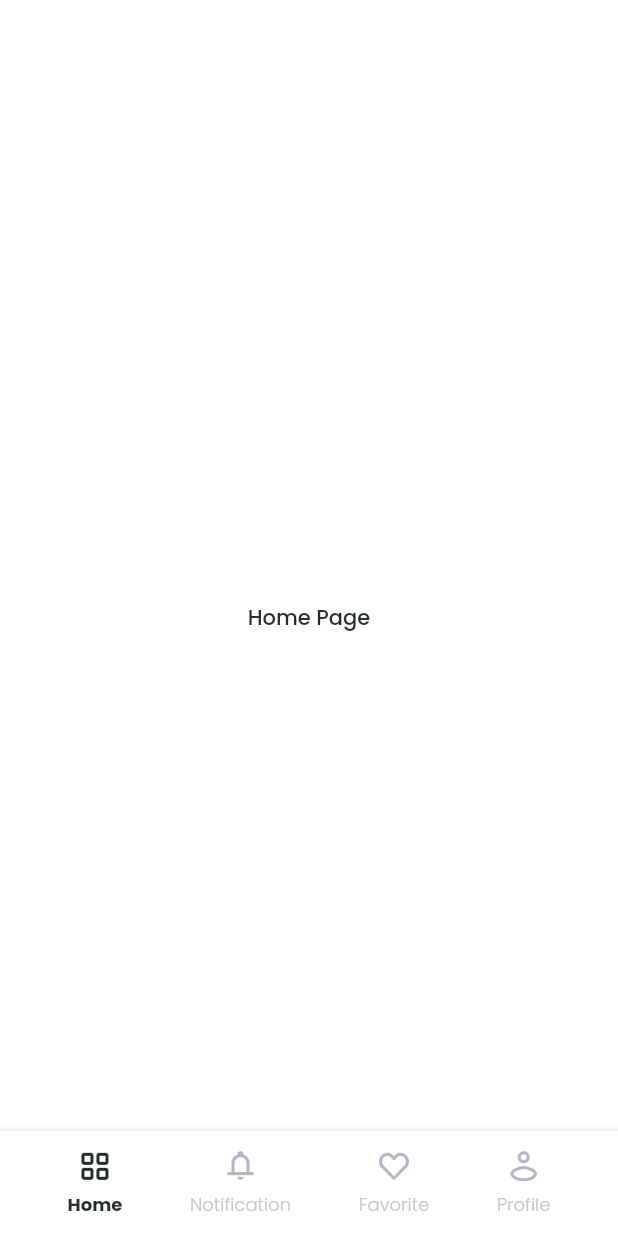
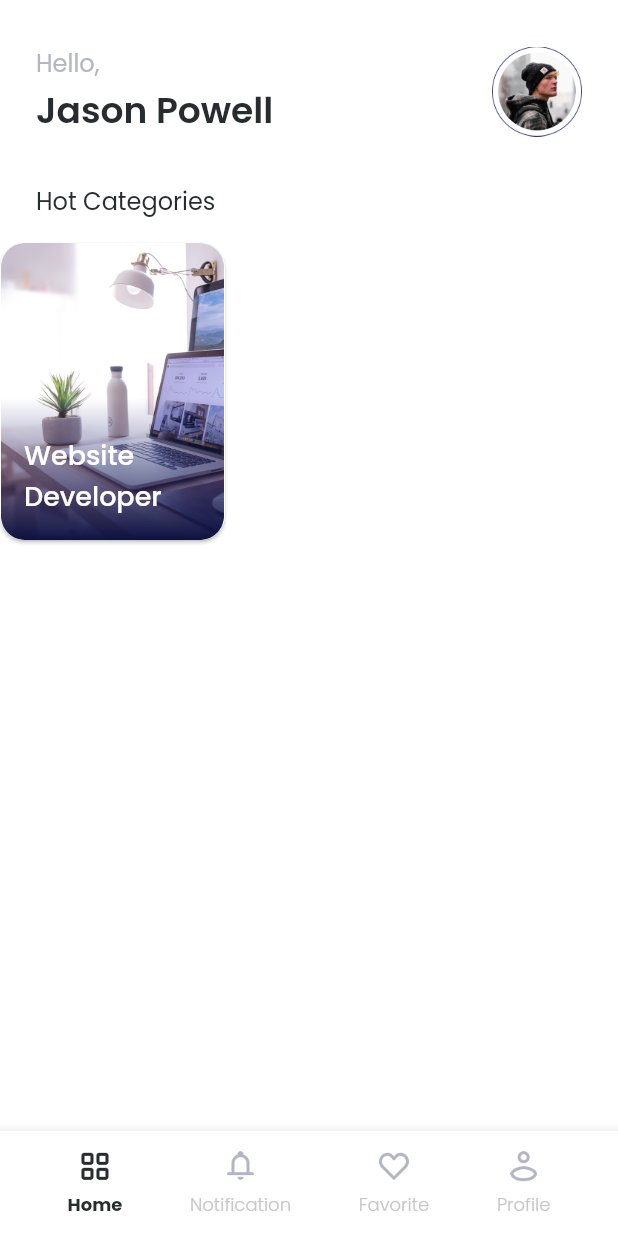
Before and after one commit to fathulaziss/findjob, a Flutter app: the PageMain screen opened directly, on a phone screen of 412 x 824 dp. Run offline on Flutter 3.47's test engine with Material 2 defaults, Android fonts, the phone set to English and light mode, and no system bars; our stand-ins replace get, google_fonts.

Commit message:
add card categories

```diff
--- a/lib/shared/assets.dart
+++ b/lib/shared/assets.dart
@@ -13,4 +13,12 @@ class Assets {
   static String iconLikeInActive = 'assets/icons/icon_like_inactive.png';
   static String iconProfileActive = 'assets/icons/icon_profile_active.png';
   static String iconProfileInActive = 'assets/icons/icon_profile_inactive.png';
+  static String imageCategory1 = 'assets/images/image_category1.png';
+  static String imageCategory2 = 'assets/images/image_category2.png';
+  static String imageCategory3 = 'assets/images/image_category3.png';
+  static String imageCategory4 = 'assets/images/image_category4.png';
+  static String imageCategory5 = 'assets/images/image_category5.png';
+  static String logoGoogle = 'assets/logos/logo_google.png';
+  static String logoInstagram = 'assets/logos/logo_instagram.png';
+  static String logoFacebook = 'assets/logos/logo_facebook.png';
 }
--- a/lib/shared/styles.dart
+++ b/lib/shared/styles.dart
@@ -27,6 +27,7 @@ class FontSizes {
   static double get s12 => 12 * scale;
   static double get s14 => 14 * scale;
   static double get s16 => 16 * scale;
+  static double get s18 => 18 * scale;
   static double get s20 => 20 * scale;
   static double get s24 => 24 * scale;
   static double get s32 => 32 * scale;
@@ -222,23 +223,23 @@ class TextStyles {
       fontSize: FontSizes.s14);
 
   static TextStyle greyLight = GoogleFonts.poppins().copyWith(
-      color: AppColors.blackColor,
+      color: AppColors.greyColor,
       fontWeight: FontWeight.w300,
       fontSize: FontSizes.s14);
   static TextStyle greyNormal = GoogleFonts.poppins().copyWith(
-      color: AppColors.blackColor,
+      color: AppColors.greyColor,
       fontWeight: FontWeight.w400,
       fontSize: FontSizes.s14);
   static TextStyle greyMedium = GoogleFonts.poppins().copyWith(
-      color: AppColors.blackColor,
+      color: AppColors.greyColor,
       fontWeight: FontWeight.w500,
       fontSize: FontSizes.s14);
   static TextStyle greySemiBold = GoogleFonts.poppins().copyWith(
-      color: AppColors.blackColor,
+      color: AppColors.greyColor,
       fontWeight: FontWeight.w600,
       fontSize: FontSizes.s14);
   static TextStyle greyBold = GoogleFonts.poppins().copyWith(
-      color: AppColors.blackColor,
+      color: AppColors.greyColor,
       fontWeight: FontWeight.w700,
       fontSize: FontSizes.s14);
 }
--- a/lib/ui/pages/logged/page_home.dart
+++ b/lib/ui/pages/logged/page_home.dart
@@ -1,4 +1,6 @@
+import 'package:findjob/shared/assets.dart';
 import 'package:findjob/shared/styles.dart';
+import 'package:findjob/ui/widgets/card_categories.dart';
 import 'package:flutter/material.dart';
 
 class PageHome extends StatelessWidget {
@@ -6,10 +8,55 @@ class PageHome extends StatelessWidget {
 
   @override
   Widget build(BuildContext context) {
-    return Container(
-      color: Colors.white,
-      child: Center(
-        child: Text("Home Page", style: TextStyles.blackMedium),
+    return SingleChildScrollView(
+      scrollDirection: Axis.vertical,
+      child: Column(
+        children: [
+          buildProfile(),
+          Container(
+            width: double.infinity,
+            child: Column(
+              crossAxisAlignment: CrossAxisAlignment.start,
+              children: [
+                Padding(
+                  padding: EdgeInsets.fromLTRB(
+                      Insets.med * 2, 0, Insets.med * 2, Insets.lg),
+                  child: Text('Hot Categories',
+                      style: TextStyles.blackNormal
+                          .copyWith(fontSize: FontSizes.s16)),
+                ),
+                CardCategories(
+                    title: 'Website\nDeveloper', image: Assets.imageCategory1)
+              ],
+            ),
+          )
+        ],
+      ),
+    );
+  }
+
+  Widget buildProfile() {
+    return Padding(
+      padding: EdgeInsets.symmetric(
+          horizontal: Insets.med * 2, vertical: Insets.xl * 1.5),
+      child: Row(
+        children: [
+          Expanded(
+            child: Column(
+              crossAxisAlignment: CrossAxisAlignment.start,
+              children: [
+                Text('Hello,',
+                    style: TextStyles.greyNormal
+                        .copyWith(fontSize: FontSizes.s16)),
+                verticalSpace(Insets.xs / 2),
+                Text('Jason Powell',
+                    style: TextStyles.blackSemiBold
+                        .copyWith(fontSize: FontSizes.s24))
+              ],
+            ),
+          ),
+          Image.asset(Assets.userDefault, width: IconSizes.xxl)
+        ],
       ),
     );
   }
--- /dev/null
+++ b/lib/ui/widgets/card_categories.dart
@@ -0,0 +1,42 @@
+import 'package:findjob/shared/styles.dart';
+import 'package:flutter/material.dart';
+
+class CardCategories extends StatelessWidget {
+  final String title;
+  final String image;
+  final double elevation;
+  final EdgeInsets margin;
+
+  const CardCategories({
+    required this.title,
+    required this.image,
+    this.elevation = 1,
+    this.margin = EdgeInsets.zero,
+    Key? key,
+  }) : super(key: key);
+
+  @override
+  Widget build(BuildContext context) {
+    return Card(
+      margin: margin,
+      shape: RoundedRectangleBorder(
+        borderRadius: BorderRadius.circular(Corners.xl),
+        side: BorderSide.none,
+      ),
+      elevation: elevation,
+      child: Container(
+        width: IconSizes.xxl * 2.5,
+        height: IconSizes.xxl * 3.3,
+        decoration: BoxDecoration(
+            borderRadius: BorderRadius.circular(Corners.xl),
+            image: DecorationImage(image: AssetImage(image))),
+        alignment: Alignment.bottomLeft,
+        child: Padding(
+          padding: EdgeInsets.only(left: Insets.lg, bottom: Insets.lg),
+          child: Text(title,
+              style: TextStyles.whiteMedium.copyWith(fontSize: FontSizes.s18)),
+        ),
+      ),
+    );
+  }
+}
--- a/pubspec.yaml
+++ b/pubspec.yaml
@@ -44,6 +44,7 @@ flutter:
   assets:
     - assets/images/
     - assets/icons/
+    - assets/logos/
   # An image asset can refer to one or more resolution-specific "variants", see
   # https://flutter.dev/assets-and-images/#resolution-aware.
   # For details regarding adding assets from package dependencies, see
```
Also changed, not shown: assets/images/image_category1.png (added), assets/images/image_category2.png (added), assets/images/image_category3.png (added), assets/images/image_category4.png (added), assets/images/image_category5.png (added), assets/logos/logo_facebook.png (added), assets/logos/logo_google.png (added), assets/logos/logo_instagram.png (added).
